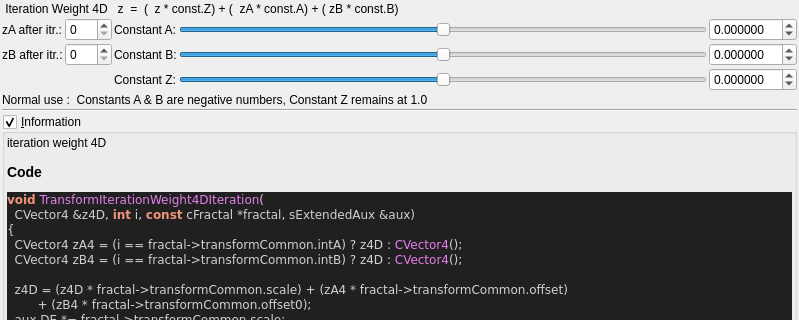
This is mandelbulber2/qt_data/fractal_transf_iteration_weight_4D.ui in buddhi1980/mandelbulber2 as Qt 5 draws it before an edit; both pictures show x 0 to 799 and y 0 to 320 of the 799 by 712 pixel window. The edited form follows.
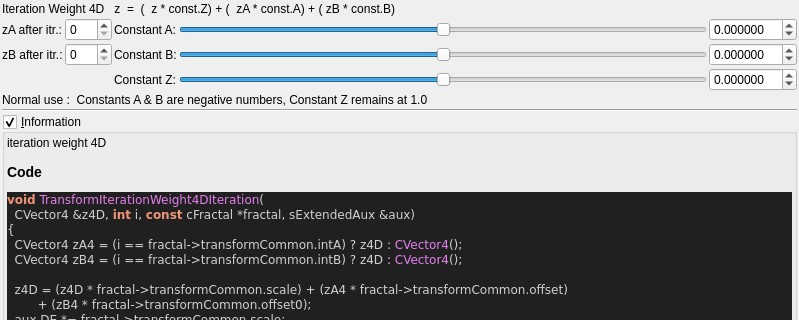
This is the edited form. Custom widgets are drawn as their Qt base class.

Patch:
```diff
--- a/mandelbulber2/qt_data/fractal_transf_iteration_weight_4D.ui
+++ b/mandelbulber2/qt_data/fractal_transf_iteration_weight_4D.ui
@@ -32,7 +32,7 @@
    <item>
     <widget class="QLabel" name="label_78">
      <property name="text">
-      <string> Iteration Weight 4D   z  =  (  z * const.Z) + (  zA * const.A) + ( zB * const.B)</string>
+      <string>Iteration Weight 4D   z  =  (  z * const.Z) + (  zA * const.A) + ( zB * const.B)</string>
      </property>
     </widget>
    </item>
```
